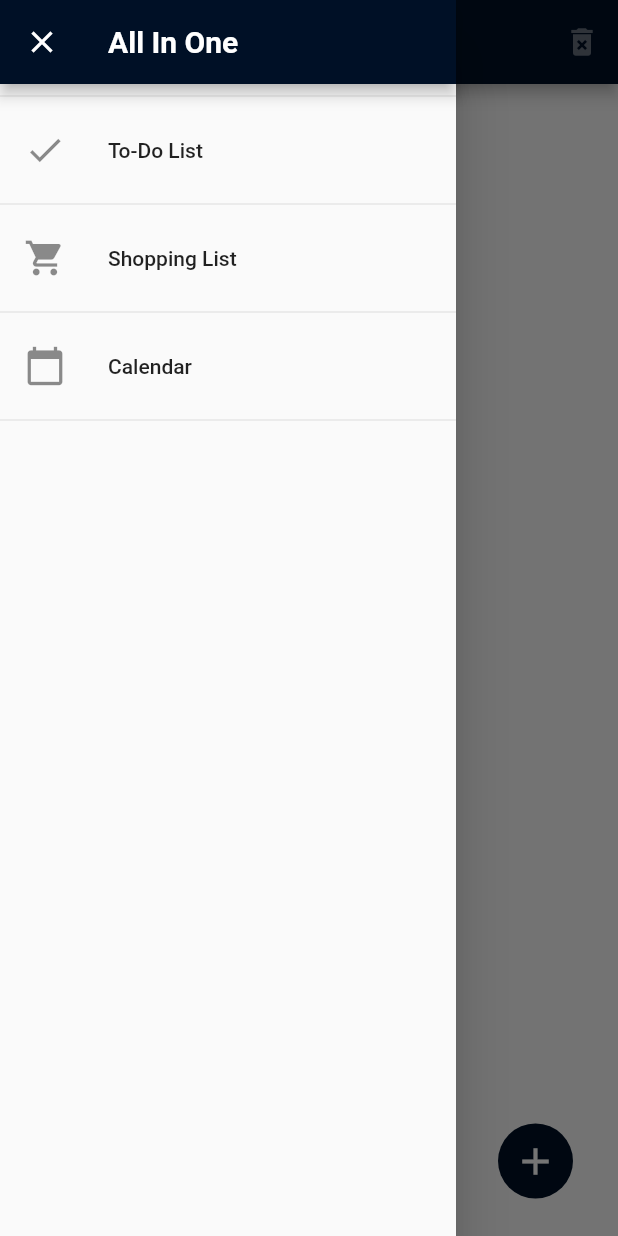
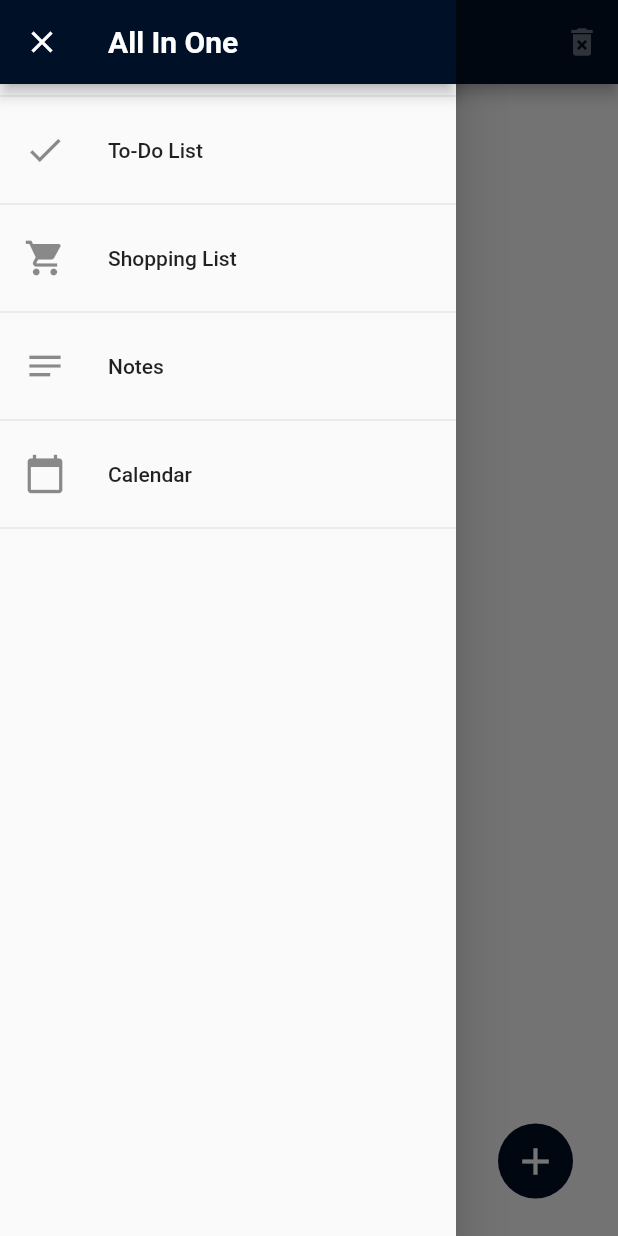
Before and after one commit to hrvojeBencik/notify, a Flutter app: the screen it shows after launch, with the side drawer open, on a phone screen of 412 x 824 dp. Run offline on Flutter 3.47's test engine with Material 2 defaults, Android fonts, the phone set to English and light mode, and no system bars; our stand-ins replace shared_preferences.

Commit message:
notes setup

```diff
--- a/lib/main.dart
+++ b/lib/main.dart
@@ -4,6 +4,7 @@ import 'package:shopping_list/models/reminder_list_model.dart';
 import 'package:shopping_list/models/shopping_list_model.dart';
 import 'package:shopping_list/models/todo_list_model.dart';
 import 'package:shopping_list/screens/calendar_screen.dart';
+import 'package:shopping_list/screens/notes_screen.dart';
 import 'package:shopping_list/screens/shopping_list_screen.dart';
 
 import 'screens/home_screen.dart';
@@ -36,6 +37,7 @@ class ShoppingApp extends StatelessWidget {
           HomeScreen.routeName: (ctx) => HomeScreen(),
           ShoppingListScreen.routeName: (ctx) => ShoppingListScreen(),
           CalendarScreen.routeName: (ctx) => CalendarScreen(),
+          NotesScreen.routeName: (ctx) => NotesScreen(),
         },
       ),
     );
--- a/lib/widgets/custom_drawer.dart
+++ b/lib/widgets/custom_drawer.dart
@@ -1,6 +1,7 @@
 import 'package:flutter/material.dart';
 import 'package:shopping_list/screens/calendar_screen.dart';
 import 'package:shopping_list/screens/home_screen.dart';
+import 'package:shopping_list/screens/notes_screen.dart';
 import 'package:shopping_list/screens/shopping_list_screen.dart';
 
 class CustomDrawer extends StatelessWidget {
@@ -63,6 +64,22 @@ class CustomDrawer extends StatelessWidget {
           Divider(),
           ListTile(
             leading: Icon(
+              Icons.notes,
+              size: 28,
+            ),
+            title: Text(
+              "Notes",
+              style: TextStyle(
+                fontSize: 14,
+              ),
+            ),
+            onTap: () {
+              Navigator.of(context).pushReplacementNamed(NotesScreen.routeName);
+            },
+          ),
+          Divider(),
+          ListTile(
+            leading: Icon(
               Icons.calendar_today,
               size: 28,
             ),
```
Also changed, not shown: lib/screens/notes_screen.dart (added, +34 -0 lines).
